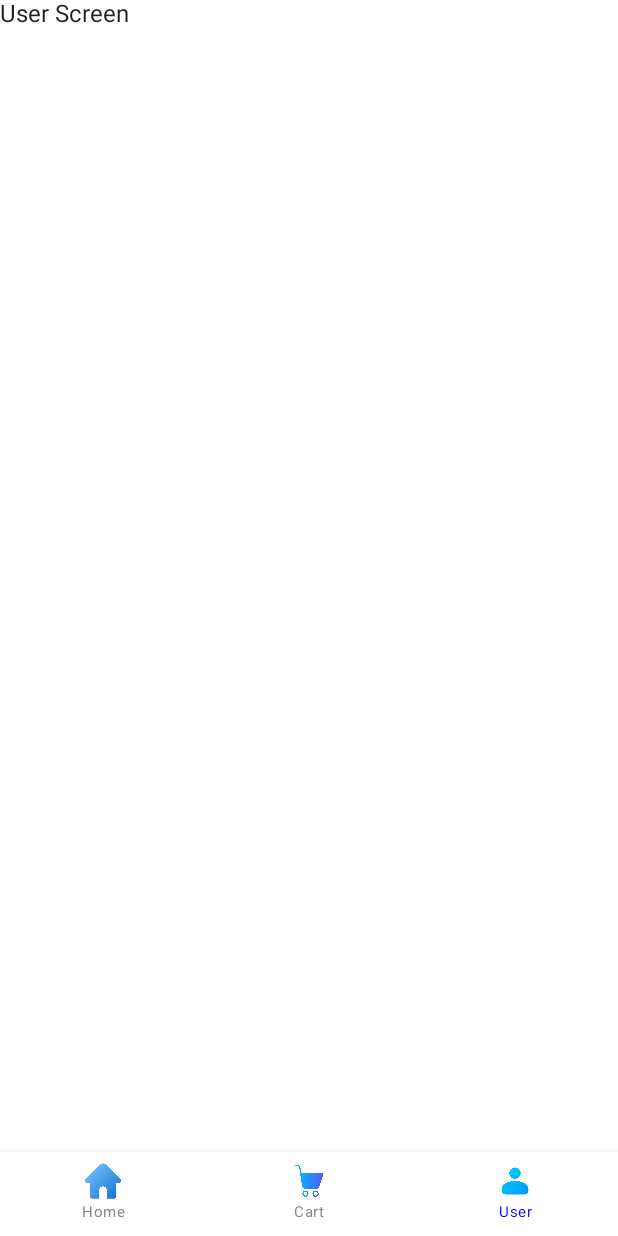
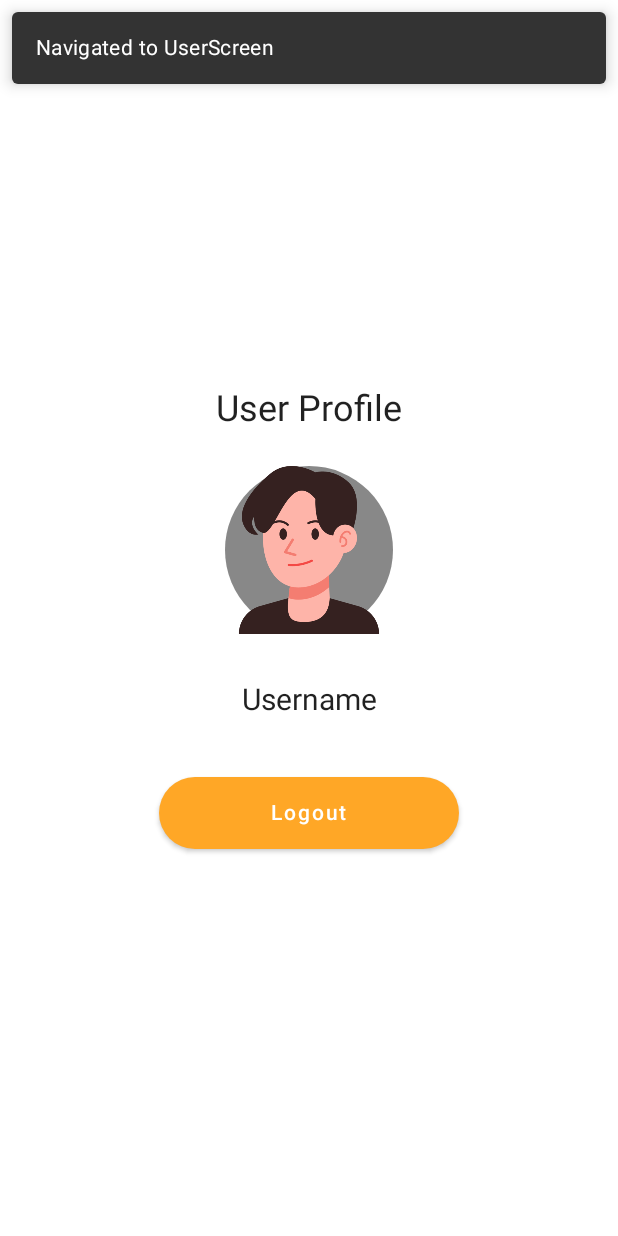
Before and after one commit to Sew-ez/MD, an Android app built with Jetpack Compose: the UserScreen screen opened through its navigation route, on a phone screen of 412 x 824 dp. Before the commit the screen is almost empty. Run offline under Robolectric (Android 15) with nearby library versions, the phone set to English and light mode, and no system bars.

Commit message:
commit ke-3 Implementasi fitur auth: login, register, logout, dan fitur halaman user profile

```diff
--- a/app/src/main/java/com/dicoding/sewez/MainActivity.kt
+++ b/app/src/main/java/com/dicoding/sewez/MainActivity.kt
@@ -3,52 +3,64 @@ package com.dicoding.sewez
 import android.os.Bundle
 import androidx.activity.ComponentActivity
 import androidx.activity.compose.setContent
-import androidx.compose.foundation.layout.fillMaxSize
 import androidx.compose.foundation.layout.padding
-import androidx.compose.material.Scaffold
-import androidx.compose.material.Surface
+import androidx.compose.material.*
+import androidx.compose.runtime.Composable
+import androidx.compose.runtime.mutableStateOf
+import androidx.compose.runtime.remember
 import androidx.compose.ui.Modifier
-import androidx.compose.material.MaterialTheme
-import androidx.compose.material.Text
-import androidx.compose.runtime.Composable
 import androidx.navigation.NavHostController
 import androidx.navigation.compose.NavHost
 import androidx.navigation.compose.composable
 import androidx.navigation.compose.rememberNavController
-import com.dicoding.sewez.ui.BottomNavBar
-import com.dicoding.sewez.ui.CategoryScreen
-import com.dicoding.sewez.ui.HomeScreen
-import com.dicoding.sewez.ui.JenisPaketScreen
-import com.dicoding.sewez.ui.SEWEZTheme
+import com.dicoding.sewez.ui.*
+import com.dicoding.sewez.ui.auth.IntroScreen
+import com.dicoding.sewez.ui.auth.LoginScreen
+import com.dicoding.sewez.ui.auth.RegisterScreen
+import com.dicoding.sewez.ui.detail_pesanan_page.DetailPesananScreen
+import com.dicoding.sewez.utils.PreferencesHelper
 
 class MainActivity : ComponentActivity() {
     override fun onCreate(savedInstanceState: Bundle?) {
         super.onCreate(savedInstanceState)
         setContent {
             SEWEZTheme {
-                val navController: NavHostController = rememberNavController()
+                val navController = rememberNavController()
+                val isLoggedIn = remember { mutableStateOf(PreferencesHelper.getLoginSession(this) != null) }
+
                 Scaffold(
-                    bottomBar = { BottomNavBar(navController) }
-                ) { innerPadding ->
-                    // Menyesuaikan innerPadding
-                    Surface(
-                        modifier = Modifier
-                            .fillMaxSize()
-                            .padding(innerPadding), // Menggunakan contentPadding dari Scaffold
-                        color = MaterialTheme.colors.background
-                    ) {
-                        NavHost(navController = navController, startDestination = "home") {
-                            composable("home") { HomeScreen(navController) }
-                            composable("category/{category}") { backStackEntry ->
-                                val category = backStackEntry.arguments?.getString("category") ?: "T-Shirt"
-                                CategoryScreen(navController, category)
-                            }
-                            composable("cart") { CartScreen() }
-                            composable("user") { UserScreen() }
-                            composable("jenis_paket") {
-                                JenisPaketScreen(navController = navController)
+                    bottomBar = {
+                        if (isLoggedIn.value) {
+                            val route = navController.currentBackStackEntry?.destination?.route
+                            if (route != "login" && route != "register" && route != "intro") {
+                                BottomNavBar(navController = navController)
                             }
                         }
+                    }
+                ) { innerPadding ->
+                    NavHost(
+                        navController = navController,
+                        startDestination = if (isLoggedIn.value) "home" else "intro",
+                        modifier = Modifier.padding(innerPadding)
+                    ) {
+                        composable("intro") { IntroScreen(navController = navController) }
+                        composable("login") {
+                            LoginScreen(navController = navController) {
+                                isLoggedIn.value = true
+                                navController.navigate("home") {
+                                    popUpTo("intro") { inclusive = true }
+                                }
+                            }
+                        }
+                        composable("register") { RegisterScreen(navController = navController) }
+                        composable("home") { HomeScreen(navController = navController) }
+                        composable("category/{category}") { backStackEntry ->
+                            CategoryScreen(navController = navController, category = backStackEntry.arguments?.getString("category") ?: "")
+                        }
+                        composable("cart") { CartScreen(navController = navController) }
+                        composable("user") { UserScreen(navController = navController) }
+                        composable("jenis_paket") { JenisPaketScreen(navController = navController) }
+                        composable("detail_pesanan") { DetailPesananScreen() }
                     }
                 }
             }
@@ -57,11 +69,6 @@ class MainActivity : ComponentActivity() {
 }
 
 @Composable
-fun CartScreen() {
-    Text(text = "Cart Screen")
+fun CartScreen(navController: NavHostController) {
+    Text(text = "Keranjang Belanja")
 }
-
-@Composable
-fun UserScreen() {
-    Text(text = "User Screen")
-}
--- a/app/src/main/java/com/dicoding/sewez/network/RetrofitInstance.kt
+++ b/app/src/main/java/com/dicoding/sewez/network/RetrofitInstance.kt
@@ -6,6 +6,8 @@ import retrofit2.Retrofit
 import retrofit2.converter.gson.GsonConverterFactory
 
 object RetrofitInstance {
+    private const val BASE_URL = "https://story-api.dicoding.dev/v1/"
+
     private val loggingInterceptor = HttpLoggingInterceptor().apply {
         setLevel(HttpLoggingInterceptor.Level.BODY)
     }
@@ -16,7 +18,7 @@ object RetrofitInstance {
 
     private val retrofit by lazy {
         Retrofit.Builder()
-            .baseUrl("https://your.api.url")
+            .baseUrl(BASE_URL)
             .client(client)
             .addConverterFactory(GsonConverterFactory.create())
             .build()
--- a/app/src/main/java/com/dicoding/sewez/ui/CartScreen.kt
+++ /dev/null
@@ -1,4 +0,0 @@
-package com.dicoding.sewez.ui
-
-class CartScreen {
-}
--- a/app/src/main/java/com/dicoding/sewez/ui/NavBar.kt
+++ b/app/src/main/java/com/dicoding/sewez/ui/NavBar.kt
@@ -6,7 +6,6 @@ import androidx.compose.foundation.layout.fillMaxWidth
 import androidx.compose.foundation.layout.size
 import androidx.compose.material.BottomNavigation
 import androidx.compose.material.BottomNavigationItem
-import androidx.compose.material.Icon
 import androidx.compose.material.MaterialTheme
 import androidx.compose.material.Text
 import androidx.compose.runtime.Composable
@@ -20,6 +19,8 @@ import androidx.navigation.NavController
 import androidx.navigation.compose.currentBackStackEntryAsState
 import com.dicoding.sewez.R
 
+data class BottomNavItem(val route: String, val icon: Int, val label: String)
+
 @Composable
 fun BottomNavBar(navController: NavController) {
     val items = listOf(
@@ -27,6 +28,7 @@ fun BottomNavBar(navController: NavController) {
         BottomNavItem("cart", R.drawable.ic_cart, "Cart"),
         BottomNavItem("user", R.drawable.ic_user, "User")
     )
+
     BottomNavigation(
         backgroundColor = Color.White,
         contentColor = MaterialTheme.colors.primary,
@@ -71,5 +73,3 @@ fun BottomNavBar(navController: NavController) {
         }
     }
 }
-
-data class BottomNavItem(val route: String, val icon: Int, val label: String)
--- a/app/src/main/java/com/dicoding/sewez/ui/UserScreen.kt
+++ b/app/src/main/java/com/dicoding/sewez/ui/UserScreen.kt
@@ -1,4 +1,74 @@
 package com.dicoding.sewez.ui
 
-class UserScreen {
+import androidx.compose.foundation.Image
+import androidx.compose.foundation.background
+import androidx.compose.foundation.layout.*
+import androidx.compose.foundation.shape.CircleShape
+import androidx.compose.material.*
+import androidx.compose.runtime.*
+import androidx.compose.ui.Alignment
+import androidx.compose.ui.Modifier
+import androidx.compose.ui.graphics.Color
+import androidx.compose.ui.platform.LocalContext
+import androidx.compose.ui.res.painterResource
+import androidx.compose.ui.unit.dp
+import androidx.compose.ui.unit.sp
+import androidx.lifecycle.viewmodel.compose.viewModel
+import androidx.navigation.NavHostController
+import com.dicoding.sewez.R
+import com.dicoding.sewez.ui.AuthViewModel
+
+@Composable
+fun UserScreen(navController: NavHostController, authViewModel: AuthViewModel = viewModel()) {
+    val context = LocalContext.current
+
+    // Debugging: Snackbar untuk memastikan masuk ke UserScreen
+    Snackbar(
+        modifier = Modifier.padding(8.dp),
+        content = { Text(text = "Navigated to UserScreen") }
+    )
+
+    Column(
+        horizontalAlignment = Alignment.CenterHorizontally,
+        verticalArrangement = Arrangement.Center,
+        modifier = Modifier
+            .fillMaxSize()
+            .padding(16.dp)
+    ) {
+        Text(text = "User Profile", fontSize = 24.sp, modifier = Modifier.padding(bottom = 16.dp))
+
+        // Gambar Profil
+        Image(
+            painter = painterResource(R.drawable.ic_profile),
+            contentDescription = null,
+            modifier = Modifier
+                .size(128.dp)
+                .padding(8.dp)
+                .background(Color.Gray, shape = CircleShape)
+        )
+
+        Spacer(modifier = Modifier.height(16.dp))
+
+        // Username
+        Text(text = "Username", fontSize = 20.sp, modifier = Modifier.padding(vertical = 8.dp))
+
+        Spacer(modifier = Modifier.height(32.dp))
+
+        // Tombol Logout
+        Button(
+            onClick = {
+                authViewModel.logoutUser(context)
+                navController.navigate("login") {
+                    popUpTo("home") { inclusive = true }
+                }
+            },
+            colors = ButtonDefaults.buttonColors(backgroundColor = Color(0xFFFFA726)),
+            shape = CircleShape,
+            modifier = Modifier
+                .height(48.dp)
+                .width(200.dp)
+        ) {
+            Text(text = "Logout", color = Color.White)
+        }
+    }
 }
--- /dev/null
+++ b/app/src/main/java/com/dicoding/sewez/ui/auth/IntroScreen.kt
@@ -0,0 +1,54 @@
+package com.dicoding.sewez.ui.auth
+
+import androidx.compose.foundation.Image
+import androidx.compose.foundation.layout.*
+import androidx.compose.material.Button
+import androidx.compose.material.Text
+import androidx.compose.runtime.Composable
+import androidx.compose.ui.Alignment
+import androidx.compose.ui.Modifier
+import androidx.compose.ui.res.painterResource
+import androidx.compose.ui.unit.dp
+import androidx.compose.ui.unit.sp
+import androidx.navigation.NavController
+import com.dicoding.sewez.R
+
+@Composable
+fun IntroScreen(navController: NavController) {
+    Column(
+        modifier = Modifier
+            .fillMaxSize()
+            .padding(16.dp),
+        horizontalAlignment = Alignment.CenterHorizontally
+    ) {
+        Spacer(modifier = Modifier.height(32.dp))
+        Image(
+            painter = painterResource(id = R.drawable.ic_intro_image),
+            contentDescription = null,
+            modifier = Modifier.size(200.dp)
+        )
+        Spacer(modifier = Modifier.height(24.dp))
+        Text(
+            text = "Selamat datang di Dicoding Story!",
+            fontSize = 24.sp,
+            modifier = Modifier.padding(vertical = 8.dp)
+        )
+        Text(
+            text = "Mau berbagi ilmu tentang Android, iOS, Machine Learning, Cloud, Front-End, Back-End, dan bidang IT lainnya? Di Dicoding Story aja!",
+            fontSize = 16.sp
+        )
+        Spacer(modifier = Modifier.height(32.dp))
+
+        Row(
+            modifier = Modifier.fillMaxWidth(),
+            horizontalArrangement = Arrangement.SpaceEvenly
+        ) {
+            Button(onClick = { navController.navigate("login") }) {
+                Text("Masuk")
+            }
+            Button(onClick = { navController.navigate("register") }) {
+                Text("Daftar")
+            }
+        }
+    }
+}
--- /dev/null
+++ b/app/src/main/java/com/dicoding/sewez/utils/PreferencesHelper.kt
@@ -0,0 +1,29 @@
+package com.dicoding.sewez.utils
+
+import android.content.Context
+import android.content.SharedPreferences
+
+object PreferencesHelper {
+    private const val PREFS_NAME = "dicoding_sewez_prefs"
+    private const val KEY_TOKEN = "token"
+
+    private fun getPrefs(context: Context): SharedPreferences {
+        return context.getSharedPreferences(PREFS_NAME, Context.MODE_PRIVATE)
+    }
+
+    fun saveLoginSession(context: Context, token: String) {
+        val editor = getPrefs(context).edit()
+        editor.putString(KEY_TOKEN, token)
+        editor.apply()
+    }
+
+    fun getLoginSession(context: Context): String? {
+        return getPrefs(context).getString(KEY_TOKEN, null)
+    }
+
+    fun clearLoginSession(context: Context) {
+        val editor = getPrefs(context).edit()
+        editor.remove(KEY_TOKEN)
+        editor.apply()
+    }
+}
```
Also changed, not shown: app/src/main/java/com/dicoding/sewez/AuthViewModel.kt (added, +68 -0 lines), app/src/main/java/com/dicoding/sewez/network/ApiService.kt (+14 -3 lines), app/src/main/java/com/dicoding/sewez/ui/auth/LoginScreen.kt (added, +104 -0 lines), app/src/main/java/com/dicoding/sewez/ui/auth/RegisterScreen.kt (added, +132 -0 lines), app/src/main/res/drawable/ic_email.png (added), app/src/main/res/drawable/ic_intro_image.png (added), app/src/main/res/drawable/ic_login_image.jpeg (added), app/src/main/res/drawable/ic_password.png (added), app/src/main/res/drawable/ic_person.png (added), app/src/main/res/drawable/ic_profile.png (added), app/src/main/res/drawable/ic_register_image.png (added), app/src/main/res/drawable/ic_visibility.png (added), app/src/main/res/drawable/ic_visibility_off.png (added).
